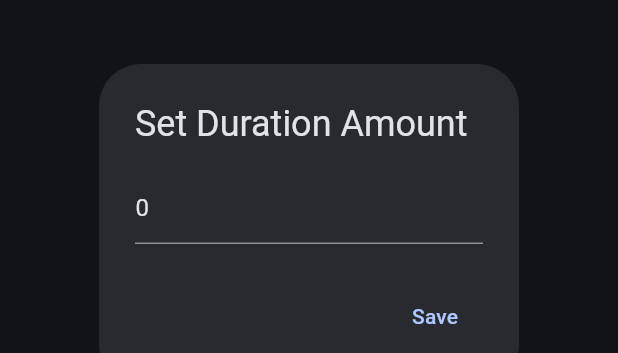
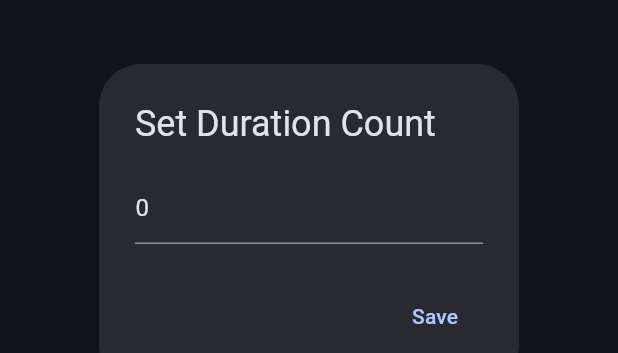
Before and after one commit to AlexeyFloppa/better_io, a Flutter app: the DurationPickerDialog widget shown alone on an empty page, opened directly with empty values, on a phone screen of 412 x 824 dp. Shown: the part 392-745 px from the top of the screen. Run offline on Flutter 3.47's test engine with Material 3 defaults, Android fonts, the phone set to English and light mode, and no system bars; our stand-ins replace flutter_colorpicker, hive, hive_flutter, syncfusion_flutter_calendar; accounts and stored records are empty.

Commit message:
refactor: Rename duration-related variables and update dialog to improve clarity and consistency

```diff
--- a/lib/features/tasks/presentation/manage_task/screens/manage_task_screen.dart
+++ b/lib/features/tasks/presentation/manage_task/screens/manage_task_screen.dart
@@ -152,11 +152,11 @@ class _ManageTaskScreenBody extends StatelessWidget {
               onTap: () => _editDropdown(
                   context,
                   'Duration Type',
-                  ['Forever', 'Until Date', 'Amount of Times'],
+                  ['Forever', 'Until', 'Count'],
                   vm.durationType,
                   vm.setDurationType),
             ),
-          if (vm.isRepeating && vm.durationType == 'Until Date')
+          if (vm.isRepeating && vm.durationType == 'Until')
             EditableListTile(
               title: 'Duration Date:',
               subtitle: vm.durationDate != null
@@ -165,11 +165,11 @@ class _ManageTaskScreenBody extends StatelessWidget {
               onTap: () => _selectDate(context, vm.setDurationDate,
                   vm.durationDate ?? DateTime.now()),
             ),
-          if (vm.isRepeating && vm.durationType == 'Amount of Times')
+          if (vm.isRepeating && vm.durationType == 'Count')
             EditableListTile(
-              title: 'Duration Amount:',
-              subtitle: vm.durationAmount?.toString() ?? 'Set amount',
-              onTap: () => _editDurationAmount(context, vm),
+              title: 'Duration Count:',
+              subtitle: vm.durationCount?.toString() ?? 'Set Count',
+              onTap: () => _editDurationCount(context, vm),
             ),
           const SizedBox(height: 80),
         ],
@@ -279,12 +279,12 @@ class _ManageTaskScreenBody extends StatelessWidget {
     });
   }
 
-  void _editDurationAmount(BuildContext context, ManageTaskViewModel vm) {
+  void _editDurationCount(BuildContext context, ManageTaskViewModel vm) {
     showDialog(
       context: context,
       builder: (_) => DurationPickerDialog(
-        initialAmount: vm.durationAmount,
-        onSave: vm.setDurationAmount,
+        initialCount: vm.durationCount,
+        onSave: vm.setDurationCount,
       ),
     );
   }
--- a/lib/features/tasks/presentation/manage_task/widgets/duration_picker_dialog.dart
+++ b/lib/features/tasks/presentation/manage_task/widgets/duration_picker_dialog.dart
@@ -1,35 +1,35 @@
 import 'package:flutter/material.dart';
 
 class DurationPickerDialog extends StatelessWidget {
-  final int? initialAmount;
+  final int? initialCount;
   final ValueChanged<int> onSave;
 
   const DurationPickerDialog({
     super.key,
-    required this.initialAmount,
+    required this.initialCount,
     required this.onSave,
   });
 
   @override
   Widget build(BuildContext context) {
     final TextEditingController controller = TextEditingController(
-      text: initialAmount?.toString() ?? '',
+      text: initialCount?.toString() ?? '',
     );
 
     return AlertDialog(
-      title: const Text('Set Duration Amount'),
+      title: const Text('Set Duration Count'),
       content: TextField(
         controller: controller,
         keyboardType: TextInputType.number,
         decoration:
-            const InputDecoration(hintText: 'Enter amount (e.g., 1, 2, 3)'),
+            const InputDecoration(hintText: 'Enter Count (e.g., 1, 2, 3)'),
       ),
       actions: [
         TextButton(
           onPressed: () {
-            final int? amount = int.tryParse(controller.text);
-            if (amount != null) {
-              onSave(amount);
+            final int? Count = int.tryParse(controller.text);
+            if (Count != null) {
+              onSave(Count);
             }
             Navigator.of(context).pop();
           },
```
Also changed, not shown: lib/features/tasks/presentation/manage_task/view_models/manage_task_view_model.dart (+12 -4 lines).
